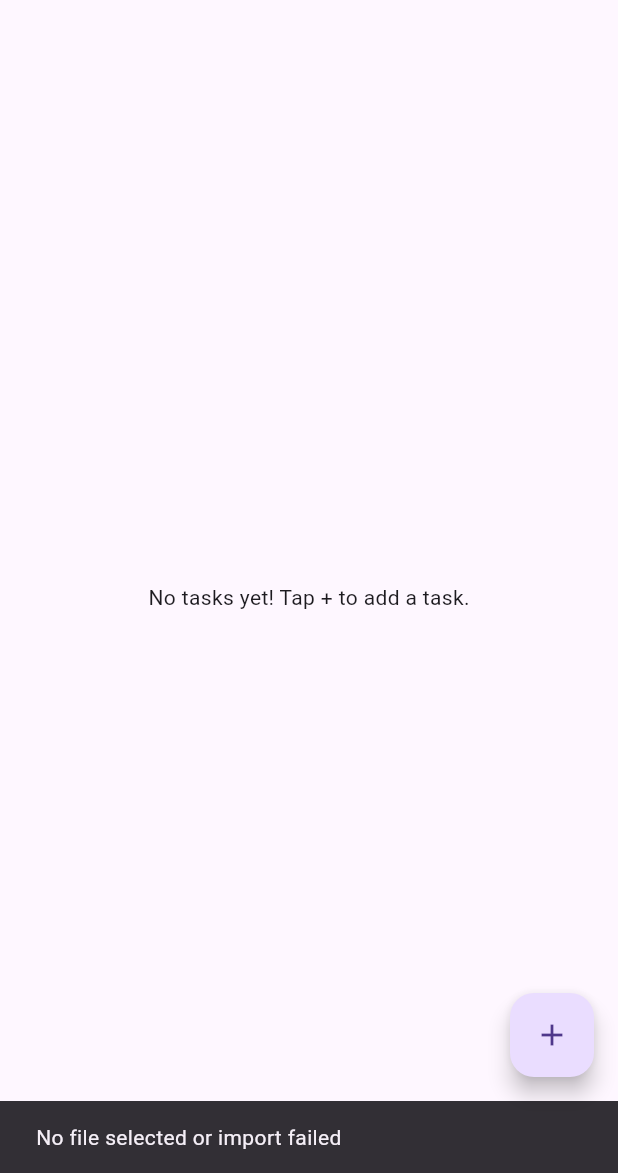
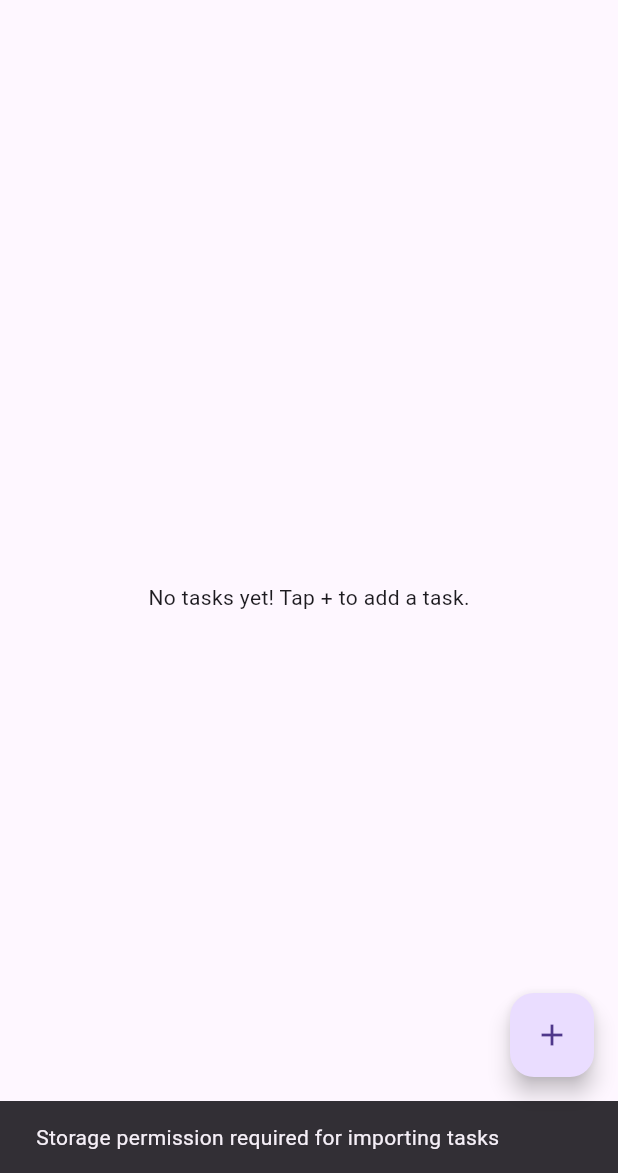
Before and after one commit to lightrao/flutter_todo_list_app, a Flutter app: the screen it shows after launch, after a tap on the "file upload" icon, on a phone screen of 412 x 824 dp, the part 63-1236 px from its top. Run offline on Flutter 3.47's test engine with Material 3 defaults, Android fonts, the phone set to English and light mode, and no system bars; our stand-ins replace file_picker, permission_handler, sqflite; accounts and stored records are empty.

Commit message:
Enhance storage permission handling and loading dialog management in file import/export functionality

```diff
--- a/lib/screens/todo_list_page.dart
+++ b/lib/screens/todo_list_page.dart
@@ -87,62 +87,93 @@ class TodoListPage extends StatelessWidget {
 
   // Export tasks to a JSON file
   Future<void> _exportTasks(BuildContext context) async {
-    try {
     final todoModel = Provider.of<TodoModel>(context, listen: false);
 
+    if (todoModel.tasks.isEmpty) {
+      _showSnackBar(context, 'No tasks to export');
+      return;
+    }
+
     // Show loading indicator
+    final loadingDialogShown = _showLoadingDialog(context, 'Preparing to export...');
+
+    try {
+      // Export tasks to JSON
+      final jsonData = todoModel.exportTasksToJson();
+
+      // Close the loading dialog if it's shown
+      if (loadingDialogShown) {
+        Navigator.of(context, rootNavigator: true).pop();
+      }
+
+      // Show a new loading dialog for the actual export
       _showLoadingDialog(context, 'Exporting tasks...');
 
-      // Export tasks to JSON
-      final jsonData = todoModel.exportTasksToJson();
-      final filePath = await FileService.exportToJson(jsonData);
+      final filePath = await FileService.exportToJson(jsonData, context);
 
-      // Close loading dialog
+      // Always close loading dialog
+      if (Navigator.of(context, rootNavigator: true).canPop()) {
         Navigator.of(context, rootNavigator: true).pop();
+      }
 
       // Show success or error message
       if (filePath != null) {
         _showSnackBar(context, 'Tasks exported to: $filePath');
       } else {
-        _showSnackBar(context, 'Failed to export tasks');
+        _showSnackBar(context, 'Storage permission required for exporting tasks');
       }
     } catch (e) {
-      // Close loading dialog and show error
+      // Make sure loading dialog is closed
+      if (Navigator.of(context, rootNavigator: true).canPop()) {
         Navigator.of(context, rootNavigator: true).pop();
+      }
       _showSnackBar(context, 'Error: ${e.toString()}');
     }
   }
 
   // Import tasks from a JSON file
   Future<void> _importTasks(BuildContext context) async {
+    // Show loading indicator
+    final loadingDialogShown = _showLoadingDialog(context, 'Preparing to import...');
+
     try {
-      // Show loading indicator
+      // Import tasks from JSON
+      final jsonString = await FileService.importFromJson(context);
+
+      // Close the loading dialog if it's shown
+      if (loadingDialogShown) {
+        Navigator.of(context, rootNavigator: true).pop();
+      }
+
+      if (jsonString != null) {
+        // Show a new loading dialog for the actual import
         _showLoadingDialog(context, 'Importing tasks...');
 
-      // Import tasks from JSON
-      final jsonString = await FileService.importFromJson();
-
-      // Close loading dialog
-      Navigator.of(context, rootNavigator: true).pop();
-
-      if (jsonString != null) {
         // Import the tasks into the model
         await Provider.of<TodoModel>(context, listen: false)
             .importTasksFromJson(jsonString);
 
+        // Always close loading dialog
+        if (Navigator.of(context, rootNavigator: true).canPop()) {
+          Navigator.of(context, rootNavigator: true).pop();
+        }
+
         _showSnackBar(context, 'Tasks imported successfully');
       } else {
-        _showSnackBar(context, 'No file selected or import failed');
+        _showSnackBar(context, 'Storage permission required for importing tasks');
       }
     } catch (e) {
-      // Close loading dialog and show error
+      // Make sure loading dialog is closed
+      if (Navigator.of(context, rootNavigator: true).canPop()) {
         Navigator.of(context, rootNavigator: true).pop();
+      }
       _showSnackBar(context, 'Error importing: ${e.toString()}');
     }
   }
 
   // Show a loading dialog
-  void _showLoadingDialog(BuildContext context, String message) {
+  bool _showLoadingDialog(BuildContext context, String message) {
+    try {
       showDialog(
         context: context,
         barrierDismissible: false,
@@ -158,6 +189,11 @@ class TodoListPage extends StatelessWidget {
           );
         },
       );
+      return true;
+    } catch (e) {
+      debugPrint('Error showing dialog: $e');
+      return false;
+    }
   }
 
   // Show a snackbar with a message
--- a/lib/services/file_service.dart
+++ b/lib/services/file_service.dart
@@ -1,20 +1,47 @@
 import 'dart:io';
 import 'package:file_picker/file_picker.dart';
 import 'package:flutter/foundation.dart';
+import 'package:flutter/material.dart';
 import 'package:path_provider/path_provider.dart';
 import 'package:permission_handler/permission_handler.dart';
 
 class FileService {
+  // Get appropriate storage permission based on platform
+  static Future<PermissionStatus> _getStoragePermission() async {
+    // For Android 13+ (API level 33+), use more granular permissions
+    if (Platform.isAndroid) {
+      // For Android, check both storage permissions
+      final status = await [
+        Permission.storage,
+        Permission.manageExternalStorage,
+      ].request();
+
+      // Return the most restrictive status
+      if (status[Permission.manageExternalStorage] != null &&
+          status[Permission.manageExternalStorage]!.isGranted) {
+        return PermissionStatus.granted;
+      }
+
+      return status[Permission.storage] ?? PermissionStatus.denied;
+    } else {
+      // For iOS and other platforms
+      return await Permission.storage.request();
+    }
+  }
+
   // Export data to a JSON file
-  static Future<String?> exportToJson(String jsonData) async {
+  static Future<String?> exportToJson(String jsonData, BuildContext context) async {
     try {
-      // Request storage permission
-      var status = await Permission.storage.status;
+      // Request appropriate storage permission
+      final status = await _getStoragePermission();
+
+      // Handle permission result
       if (!status.isGranted) {
-        status = await Permission.storage.request();
-        if (!status.isGranted) {
-          return 'Storage permission denied';
+        if (status.isPermanentlyDenied) {
+          // User selected "Never ask again", direct them to settings
+          await _showPermissionSettingsDialog(context);
         }
+        return null; // Return null to indicate export failure due to permissions
       }
 
       // Get documents directory
@@ -36,15 +63,18 @@ class FileService {
   }
 
   // Import data from a JSON file
-  static Future<String?> importFromJson() async {
+  static Future<String?> importFromJson(BuildContext context) async {
     try {
-      // Request storage permission
-      var status = await Permission.storage.status;
+      // Request appropriate storage permission
+      final status = await _getStoragePermission();
+
+      // Handle permission result
       if (!status.isGranted) {
-        status = await Permission.storage.request();
-        if (!status.isGranted) {
-          return null;
+        if (status.isPermanentlyDenied) {
+          // User selected "Never ask again", direct them to settings
+          await _showPermissionSettingsDialog(context);
         }
+        return null; // Return null to indicate import failure due to permissions
       }
 
       // Pick file
@@ -64,4 +94,32 @@ class FileService {
       return null;
     }
   }
+
+  // Show dialog to direct user to app settings for permission
+  static Future<void> _showPermissionSettingsDialog(BuildContext context) async {
+    return showDialog<void>(
+      context: context,
+      barrierDismissible: false,
+      builder: (ctx) => AlertDialog(
+        title: const Text('Permission Required'),
+        content: const Text(
+          'Storage permission is required for importing/exporting tasks. '
+          'Please enable it in app settings.'
+        ),
+        actions: [
+          TextButton(
+            onPressed: () => Navigator.of(ctx).pop(),
+            child: const Text('Cancel'),
+          ),
+          TextButton(
+            onPressed: () {
+              Navigator.of(ctx).pop();
+              openAppSettings();
+            },
+            child: const Text('Open Settings'),
+          ),
+        ],
+      ),
+    );
+  }
 }
```
Also changed, not shown: 1 other file. Lines whose indentation alone changed are shown as unchanged.
